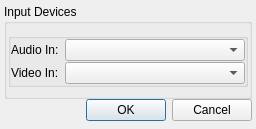
Before: the Qt Designer form examples/qt/settings.ui in meganz/MEGAchat, drawn with Qt 5.
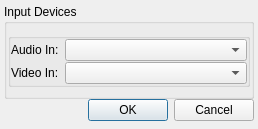
After: the same form once the commit is applied.

Diff of the .ui file:
```diff
--- a/examples/qt/settings.ui
+++ b/examples/qt/settings.ui
@@ -6,7 +6,7 @@
    <rect>
     <x>0</x>
     <y>0</y>
-    <width>256</width>
+    <width>258</width>
     <height>111</height>
    </rect>
   </property>
```
